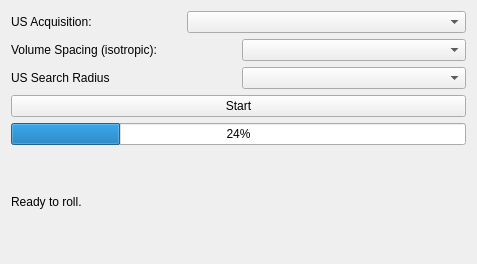
This is IbisPlugins/GPU_VolumeReconstruction/gpu_volumereconstructionwidget.ui in IbisNeuronav/Ibis as Qt 5 draws it before an edit. The edited form follows.
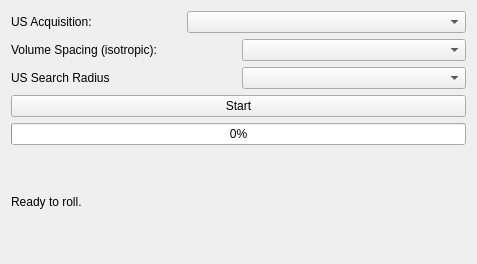
This is the edited form.

Patch:
```diff
--- a/IbisPlugins/GPU_VolumeReconstruction/gpu_volumereconstructionwidget.ui
+++ b/IbisPlugins/GPU_VolumeReconstruction/gpu_volumereconstructionwidget.ui
@@ -87,7 +87,7 @@
    <item>
     <widget class="QProgressBar" name="progressBar">
      <property name="value">
-      <number>24</number>
+      <number>0</number>
      </property>
     </widget>
    </item>
```
